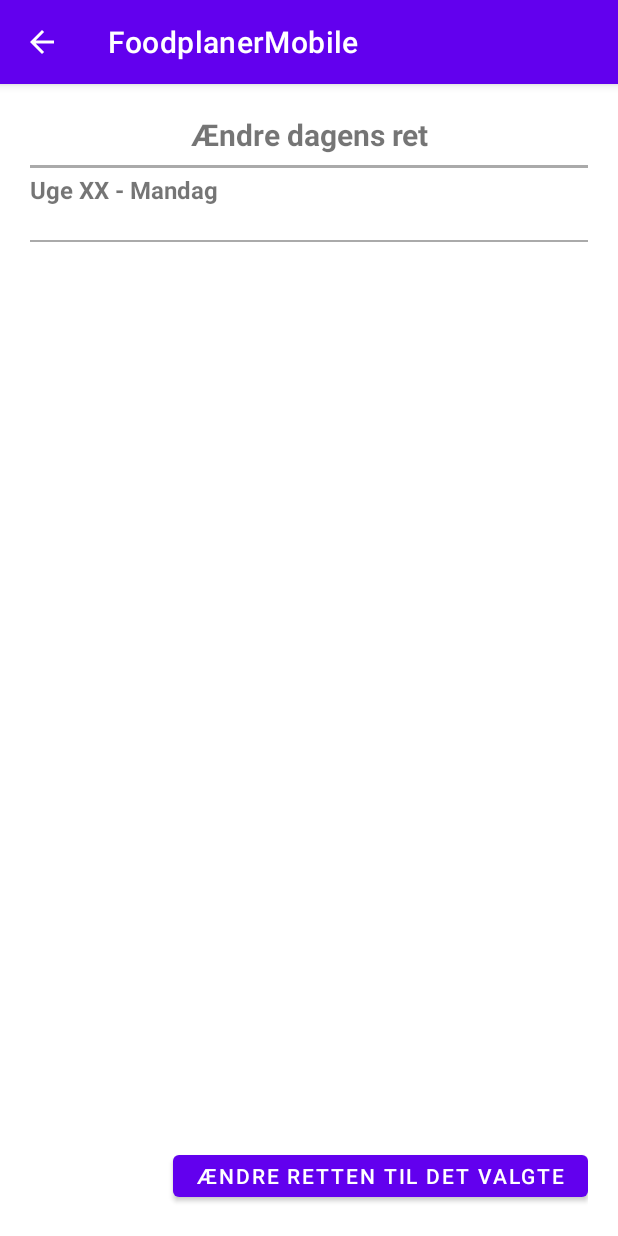
After one commit to Christensenkim/FoodplanerMobile, an Android app: the WeekDetailChangeMealActivity screen opened directly, with no data from a screen before it, on a phone screen of 412 x 824 dp. The commit adds this screen. Run offline under Robolectric (Android 15) with nearby library versions, the phone set to English and light mode, and no system bars; libraries missing offline, so code that uses them is left out: io.socket.client; 4 statements that could not run were skipped.

Commit message:
UI working
Viser også alle meals i UI

```diff
--- a/app/src/main/AndroidManifest.xml
+++ b/app/src/main/AndroidManifest.xml
@@ -60,6 +60,11 @@
             <meta-data android:name="android.support.PARENT_ACTIVITY"
                 android:value=".WeekDetailedActivity"></meta-data>
         </activity>
+        <activity android:name=".WeekDetailChangeMealActivity"
+            android:parentActivityName=".WeekDetailedActivity">
+            <meta-data android:name="android.support.PARENT_ACTIVITY"
+                android:value=".WeekDetailedActivity"></meta-data>
+        </activity>
     </application>
 
 </manifest>
--- /dev/null
+++ b/app/src/main/java/com/example/foodplanermobile/WeekDetailChangeMealActivity.kt
@@ -0,0 +1,68 @@
+package com.example.foodplanermobile
+
+import android.os.Bundle
+import android.widget.ListView
+import android.widget.TextView
+import androidx.appcompat.app.AppCompatActivity
+import com.example.foodplanermobile.model.BEMeal
+import com.example.foodplanermobile.model.SelectedWeek
+import com.example.foodplanermobile.services.FoodplanerService
+import com.example.foodplanermobile.services.adapters.MealOverviewAdapter
+import com.google.gson.Gson
+import io.socket.client.Socket
+import org.json.JSONArray
+import java.util.ArrayList
+
+class WeekDetailChangeMealActivity : AppCompatActivity() {
+    private lateinit var mealListView: ListView
+    private var listMealAdapter: MealOverviewAdapter? = null
+    var allMeals: ArrayList<BEMeal> = ArrayList()
+    var mSocket: Socket? = null
+    val gson: Gson = Gson()
+    private val weekDaysDanish = arrayOf("mandag", "tirsdag", "onsdag", "Torsdag", "fredag", "lørdag", "søndag")
+
+    override fun onCreate(savedInstanceState: Bundle?) {
+        super.onCreate(savedInstanceState)
+        setContentView(R.layout.activity_weekdetailchangemeal)
+
+        val weekView = findViewById<TextView>(R.id.weekDetailChangeMealNumber)
+        val weekDayView = findViewById<TextView>(R.id.weekDetailChangeMealDay)
+        val mealNameView = findViewById<TextView>(R.id.weekDetailChangeMealName)
+
+        val week = SelectedWeek.getWeek()
+        val weekDay = intent.getIntExtra("weekday", 0)
+        val mealName = intent.getStringExtra("mealName")
+
+        if (week != null) {
+            weekView.text = week.weekNumber.toString()
+        }
+        weekDayView.text = weekDaysDanish[weekDay].capitalize()
+        mealNameView.text = mealName
+
+        val foodplanerService: FoodplanerService = application as FoodplanerService
+        mSocket = foodplanerService.getMSocket()
+        mSocket?.connect()
+
+        mSocket?.on("allMeals") { args ->
+            if (args[0] != null) {
+                var data = args[0] as JSONArray
+                var mealsDB: ArrayList<BEMeal> = ArrayList()
+                mealsDB.clear()
+                for (i in 0 until data.length()) {
+                    val meal = data[i]
+                    val mealdto = gson.fromJson(meal.toString(), BEMeal::class.java)
+                    mealsDB.add(mealdto)
+                }
+                allMeals = mealsDB
+            }
+            runOnUiThread {
+                listMealAdapter = MealOverviewAdapter(this, allMeals)
+                mealListView.adapter = listMealAdapter
+                //listAdapter = MealAdapter(this, allMeals!!)
+            }
+        }
+        mSocket?.emit("getMeals")
+
+        mealListView = findViewById(R.id.weekDetailChangeMealOverviewList)
+    }
+}
--- a/app/src/main/java/com/example/foodplanermobile/WeekDetailMealActivity.kt
+++ b/app/src/main/java/com/example/foodplanermobile/WeekDetailMealActivity.kt
@@ -3,6 +3,7 @@ package com.example.foodplanermobile
 import android.content.Intent
 import android.os.Bundle
 import android.view.View
+import android.widget.Button
 import android.widget.TextView
 import androidx.appcompat.app.AppCompatActivity
 import com.example.foodplanermobile.model.*
@@ -29,6 +30,7 @@ class WeekDetailMealActivity : AppCompatActivity() {
         val mealDescView = findViewById<TextView>(R.id.weekDetailMealDesc)
         val mealIngredientView = findViewById<TextView>(R.id.weekDetailMealIngredients)
         val mealDirectionsView = findViewById<TextView>(R.id.weekDetailMealDirections)
+        val changeMealBtn = findViewById<Button>(R.id.btnChangeMeal)
 
         val week = SelectedWeek.getWeek()
         val weekDay = intent.getIntExtra("weekday", 0)
@@ -57,9 +59,12 @@ class WeekDetailMealActivity : AppCompatActivity() {
 
         mSocket?.emit("getMealByID", mealID)
 
-
-
-
+        changeMealBtn.setOnClickListener {
+            val intent = Intent(this, WeekDetailChangeMealActivity::class.java)
+            intent.putExtra("weekday", weekDay)
+            intent.putExtra("mealName", meal?.name)
+            startActivity(intent)
+        }
 
         val bottomNavigationView = findViewById<View>(R.id.bottomNav) as BottomNavigationView
         bottomNavigationView.setSelectedItemId(R.id.home)
--- /dev/null
+++ b/app/src/main/res/layout/activity_weekdetailchangemeal.xml
@@ -0,0 +1,99 @@
+<?xml version="1.0" encoding="utf-8"?>
+<RelativeLayout
+    xmlns:android="http://schemas.android.com/apk/res/android"
+    xmlns:app="http://schemas.android.com/apk/res-auto"
+    xmlns:tools="http://schemas.android.com/tools"
+    android:layout_width="match_parent"
+    android:layout_height="match_parent"
+    android:padding="30px"
+    tools:context=".MainActivity">
+
+    <TextView
+        android:id="@+id/weekDetailChangeMealTitle"
+        android:layout_width="match_parent"
+        android:layout_height="wrap_content"
+        android:text="Ændre dagens ret"
+        android:gravity="center_horizontal"
+        android:textSize="20sp"
+        android:textStyle="bold"/>
+    <View
+        android:id="@+id/lineDividerHeader"
+        android:layout_width="match_parent"
+        android:layout_height="2dp"
+        android:layout_marginTop="10px"
+        android:layout_marginBottom="5px"
+        android:layout_below="@id/weekDetailChangeMealTitle"
+        android:background="@android:color/darker_gray" />
+    <LinearLayout
+        android:id="@+id/weekDetailChangeMealTopBlock"
+        android:layout_width="match_parent"
+        android:layout_height="wrap_content"
+        android:layout_below="@+id/lineDividerHeader">
+    <TextView
+        android:id="@+id/weekDetailChangeMealNumberText"
+        android:layout_width="wrap_content"
+        android:layout_height="wrap_content"
+        android:text="Uge "
+        android:textSize="16sp"
+        android:textStyle="bold"/>
+    <TextView
+        android:id="@+id/weekDetailChangeMealNumber"
+        android:layout_width="wrap_content"
+        android:layout_height="wrap_content"
+        android:text="XX"
+        android:textSize="16sp"
+        android:textStyle="bold"
+        android:layout_toRightOf="@+id/weekDetailChangeMealNumberText"/>
+    <TextView
+        android:id="@+id/weekDetailChangeMealNumberdivider"
+        android:layout_width="wrap_content"
+        android:layout_height="wrap_content"
+        android:text=" - "
+        android:textSize="16sp"
+        android:textStyle="bold"
+        android:layout_toRightOf="@+id/weekDetailChangeMealNumber"/>
+    <TextView
+        android:id="@+id/weekDetailChangeMealDay"
+        android:layout_width="wrap_content"
+        android:layout_height="wrap_content"
+        android:text="XX"
+        android:textSize="16sp"
+        android:textStyle="bold"
+        android:layout_toRightOf="@+id/weekDetailChangeMealNumberdivider"/>
+    </LinearLayout>
+
+    <TextView
+        android:id="@+id/weekDetailChangeMealName"
+        android:layout_width="match_parent"
+        android:layout_height="wrap_content"
+        android:gravity="center_horizontal"
+        android:text="Navn"
+        android:textSize="14sp"
+        android:textStyle="bold|italic"
+        android:layout_below="@+id/weekDetailChangeMealTopBlock"/>
+    <View
+        android:id="@+id/lineDividerRecipe"
+        android:layout_width="match_parent"
+        android:layout_height="1dp"
+        android:layout_marginTop="5px"
+        android:layout_marginBottom="5px"
+        android:layout_below="@+id/weekDetailChangeMealName"
+        android:background="@android:color/darker_gray" />
+    <ListView
+        android:id="@+id/weekDetailChangeMealOverviewList"
+        android:layout_width="match_parent"
+        android:layout_height="wrap_content"
+        android:layout_below="@+id/lineDividerRecipe"
+        android:choiceMode="singleChoice"
+        android:listSelector="@android:color/darker_gray"
+        android:paddingBottom="50dp"/>
+    <Button
+        android:id="@+id/btnChangetoSelectedMeal"
+        android:layout_width="wrap_content"
+        android:layout_height="40dp"
+        android:text="ændre retten til det valgte"
+        android:layout_alignParentBottom="true"
+        android:layout_alignParentRight="true"
+        />
+
+</RelativeLayout>
--- a/app/src/main/res/layout/activity_weekdetailmeal.xml
+++ b/app/src/main/res/layout/activity_weekdetailmeal.xml
@@ -126,6 +126,7 @@
         android:textSize="14sp"
         android:layout_below="@+id/weekDetailMealDirectionsText"/>
     <Button
+        android:id="@+id/btnChangeMeal"
         android:layout_width="wrap_content"
         android:layout_height="wrap_content"
         android:layout_above="@id/bottomNav"
```
